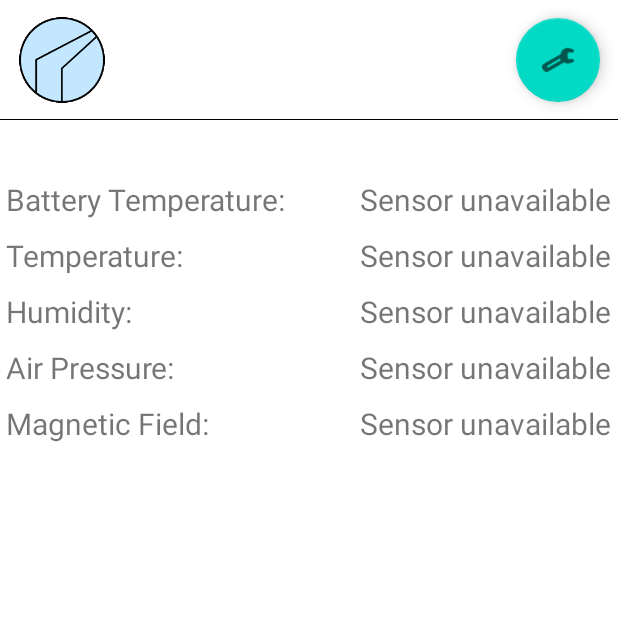
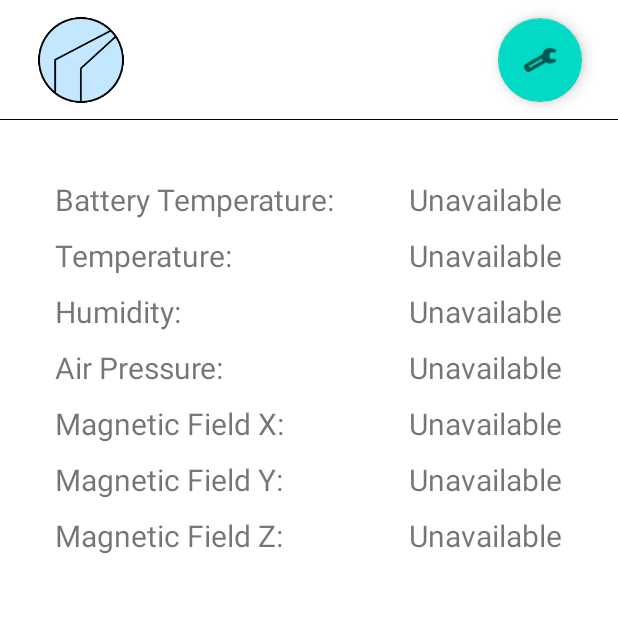
Before and after one commit to Monke457/Ambitus, an Android app: the screen it shows after launch (MainActivity), on a phone screen of 412 x 824 dp, the top half of it. Run offline under Robolectric (Android 15) with nearby library versions, the phone set to English and light mode, and no system bars.

```diff
--- a/app/src/main/AndroidManifest.xml
+++ b/app/src/main/AndroidManifest.xml
@@ -24,11 +24,6 @@
             </intent-filter>
         </activity>
 
-        <activity
-            android:name=".SettingsFragment"
-            android:exported="true">
-        </activity>
-
         <service android:name=".SensorService"/>
     </application>
 
--- a/app/src/main/res/layout/fragment_main.xml
+++ b/app/src/main/res/layout/fragment_main.xml
@@ -27,7 +27,7 @@
                 android:contentDescription="@string/icon_button" />
 
             <Space
-                android:layout_width="250dp"
+                android:layout_width="200dp"
                 android:layout_height="match_parent"
                 android:layout_weight="1" />
 
@@ -52,6 +52,7 @@
             <LinearLayout
                 android:layout_width="wrap_content"
                 android:layout_height="wrap_content"
+                app:layout_constraintTop_toTopOf="parent"
                 android:orientation="vertical">
 
                 <TextView
@@ -87,11 +88,27 @@
                     android:textSize="20sp" />
 
                 <TextView
-                    android:id="@+id/magnet_label"
+                    android:id="@+id/magnet_label_x"
                     android:layout_width="wrap_content"
                     android:layout_height="wrap_content"
                     android:paddingBottom="10dp"
-                    android:text="@string/magnet_label"
+                    android:text="@string/magnet_label_x"
+                    android:textSize="20sp" />
+
+                <TextView
+                    android:id="@+id/magnet_label_y"
+                    android:layout_width="wrap_content"
+                    android:layout_height="wrap_content"
+                    android:paddingBottom="10dp"
+                    android:text="@string/magnet_label_y"
+                    android:textSize="20sp" />
+
+                <TextView
+                    android:id="@+id/magnet_label_z"
+                    android:layout_width="wrap_content"
+                    android:layout_height="wrap_content"
+                    android:paddingBottom="10dp"
+                    android:text="@string/magnet_label_z"
                     android:textSize="20sp" />
             </LinearLayout>
 
@@ -137,7 +154,23 @@
                     android:textSize="20sp" />
 
                 <TextView
-                    android:id="@+id/magnet_value"
+                    android:id="@+id/magnet_value_x"
+                    android:layout_width="match_parent"
+                    android:layout_height="wrap_content"
+                    android:paddingBottom="10dp"
+                    android:text="0μT"
+                    android:textSize="20sp" />
+
+                <TextView
+                    android:id="@+id/magnet_value_y"
+                    android:layout_width="match_parent"
+                    android:layout_height="wrap_content"
+                    android:paddingBottom="10dp"
+                    android:text="0μT"
+                    android:textSize="20sp" />
+
+                <TextView
+                    android:id="@+id/magnet_value_z"
                     android:layout_width="match_parent"
                     android:layout_height="wrap_content"
                     android:paddingBottom="10dp"
--- a/app/src/main/res/layout/fragment_settings.xml
+++ b/app/src/main/res/layout/fragment_settings.xml
@@ -27,7 +27,7 @@
                 android:contentDescription="@string/icon_button" />
 
             <Space
-                android:layout_width="250dp"
+                android:layout_width="200dp"
                 android:layout_height="match_parent"
                 android:layout_weight="1" />
 
--- a/app/src/main/res/values/strings.xml
+++ b/app/src/main/res/values/strings.xml
@@ -6,7 +6,9 @@
     <string name="temp_label">Temperature:</string>
     <string name="humidity_label">Humidity:</string>
     <string name="pressure_label">Air Pressure:</string>
-    <string name="magnet_label">Magnetic Field:</string>
+    <string name="magnet_label_x">Magnetic Field X:</string>
+    <string name="magnet_label_y">Magnetic Field Y:</string>
+    <string name="magnet_label_z">Magnetic Field Z:</string>
 
     <string name="all_notifications_label">All notifications</string>
     <string name="reset_all_button">Reset all</string>
@@ -22,5 +24,5 @@
     <string name="notifications_label">Notifications</string>
     <string name="reset_button">Reset</string>
 
-    <string name="sensor_unavailable">Sensor unavailable</string>
+    <string name="sensor_unavailable">Unavailable</string>
 </resources>
```
Also changed, not shown: app/src/main/java/com/bsfh/bw/ambitus/MainFragment.java (+27 -37 lines), app/src/main/java/com/bsfh/bw/ambitus/SensorService.java (+8 -2 lines).
